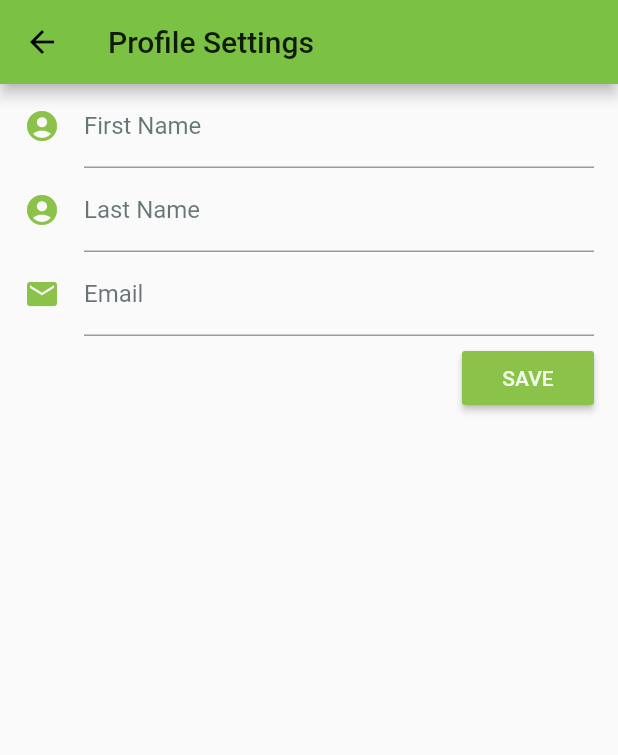
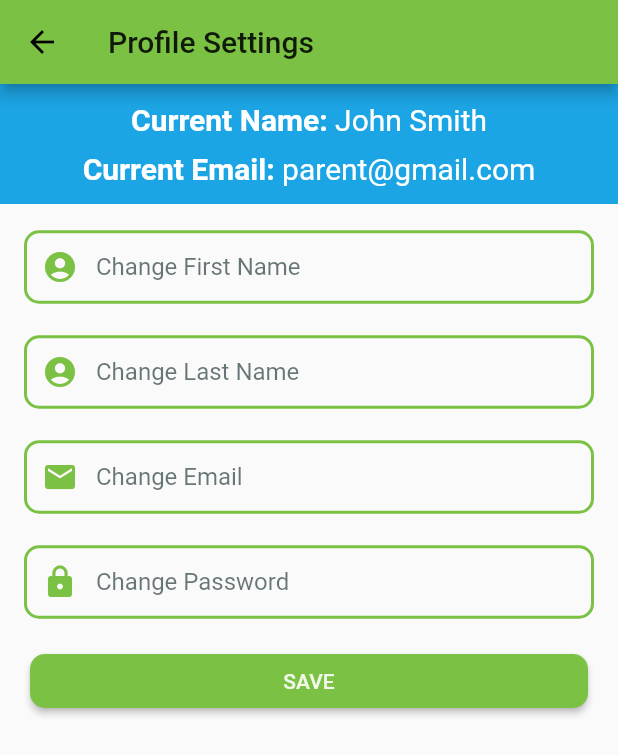
Before and after one commit to gfraser4/BAGCN_Flutter, a Flutter app: the SettingsPage screen opened directly, on a phone screen of 412 x 824 dp. Shown: the top 755 px of the screen. Run offline on Flutter 3.47's test engine with Material 2 defaults, Android fonts, the phone set to English and light mode, and no system bars; our stand-ins replace cloud_firestore, firebase_auth, validators; accounts and stored records are empty.

Commit message:
Update settingsPage.dart

```diff
--- a/lib/Settings/settingsPage.dart
+++ b/lib/Settings/settingsPage.dart
@@ -9,43 +9,146 @@ class SettingsPage extends StatelessWidget {
         // Important: Remove any padding from the ListView.
         padding: EdgeInsets.zero,
         children: <Widget>[
+          Container(
+            padding: EdgeInsets.only(bottom: 7, top: 7),
+            color: Color.fromRGBO(28, 165, 229, 1),
+            child: ListView(
+              shrinkWrap: true,
+              padding: EdgeInsets.zero,
+              children: <Widget>[
+                Container(
+                  margin: EdgeInsets.all(5),
+                  child: RichText(
+                  textAlign: TextAlign.center,
+                  text: new TextSpan(
+                    // Note: Styles for TextSpans must be explicitly defined.
+                    // Child text spans will inherit styles from parent
+                    style: new TextStyle(
+                      fontSize: 20.0,
+                      color: Colors.white,
+                    ),
+                    children: <TextSpan>[
+                      new TextSpan(
+                          text: 'Current Name: ',
+                          style: new TextStyle(fontWeight: FontWeight.bold)),
+                      new TextSpan(text: 'John Smith'), //ADD REAL NAME FROM DATABASE HERE
+                    ],
+                  ),
+                ),
+                ),
+                Container(
+                  margin: EdgeInsets.all(5),
+                  child: RichText(
+                  textAlign: TextAlign.center,
+                  text: new TextSpan(
+                    // Note: Styles for TextSpans must be explicitly defined.
+                    // Child text spans will inherit styles from parent
+                    style: new TextStyle(
+                      fontSize: 20.0,
+                      color: Colors.white,
+                    ),
+                    children: <TextSpan>[
+                      new TextSpan(
+                          text: 'Current Email: ',
+                          style: new TextStyle(fontWeight: FontWeight.bold)),
+                      new TextSpan(text: 'parent@gmail.com'), //ADD Email FROM DATABASE HERE
+                    ],
+                  ),
+                ),
+                ),
+              ]
+            )
+          ),
+          SizedBox(height: 14,),
           ListTile(
             trailing: TextFormField(
               decoration: InputDecoration(
-                  labelText: 'First Name',
-                  icon: Icon(
+                  labelText: 'Change First Name',
+                  prefixIcon: Icon(
                     Icons.account_circle,
-                    color: Colors.lightGreen,
-                  )),
+                    color: Color.fromRGBO(123, 193, 67, 1),
+                  ),
+                  contentPadding: EdgeInsets.fromLTRB(25.0, 15.0, 20.0, 15.0),
+                  enabledBorder: OutlineInputBorder(borderRadius: BorderRadius.circular(10.0),
+                  borderSide: BorderSide(
+                    color: Color.fromRGBO(123, 193, 67, 1),
+                    width: 2,
+                    )
+                  ),
+                  border: OutlineInputBorder(borderRadius: BorderRadius.circular(10.0)),
+              ),
             ),
           ),
+          SizedBox(height: 14,),
           ListTile(
             trailing: TextFormField(
               decoration: InputDecoration(
-                  labelText: 'Last Name',
-                  icon: Icon(
+                  labelText: 'Change Last Name',
+                  prefixIcon: Icon(
                     Icons.account_circle,
-                    color: Colors.lightGreen,
-                  )),
+                    color: Color.fromRGBO(123, 193, 67, 1),
+                  ),
+                  contentPadding: EdgeInsets.fromLTRB(25.0, 15.0, 20.0, 15.0),
+                  enabledBorder: OutlineInputBorder(borderRadius: BorderRadius.circular(10.0),
+                  borderSide: BorderSide(
+                    color: Color.fromRGBO(123, 193, 67, 1),
+                    width: 2,
+                    )
+                  ),
+                  border: OutlineInputBorder(borderRadius: BorderRadius.circular(10.0)),
+                  ),
             ),
           ),
+          SizedBox(height: 14,),
           ListTile(
             trailing: TextFormField(
               decoration: InputDecoration(
-                  labelText: 'Email',
-                  icon: Icon(
+                  labelText: 'Change Email',
+                  prefixIcon: Icon(
                     Icons.email,
-                    color: Colors.lightGreen,
-                  )),
+                    color: Color.fromRGBO(123, 193, 67, 1),
+                  ),
+                  contentPadding: EdgeInsets.fromLTRB(25.0, 15.0, 20.0, 15.0),
+                  enabledBorder: OutlineInputBorder(borderRadius: BorderRadius.circular(10.0),
+                  borderSide: BorderSide(
+                    color: Color.fromRGBO(123, 193, 67, 1),
+                    width: 2,
+                    )
+                  ),
+                  border: OutlineInputBorder(borderRadius: BorderRadius.circular(10.0)),
+                  ),
             ),
           ),
+          SizedBox(height: 14,),
           ListTile(
-            trailing: RaisedButton(
-              color: Colors.lightGreen,
+            trailing: TextFormField(
+              decoration: InputDecoration(
+                  labelText: 'Change Password',
+                  prefixIcon: Icon(
+                    Icons.lock,
+                    color: Color.fromRGBO(123, 193, 67, 1),
+                  ),
+                  contentPadding: EdgeInsets.fromLTRB(25.0, 15.0, 20.0, 15.0),
+                  enabledBorder: OutlineInputBorder(borderRadius: BorderRadius.circular(10.0),
+                  borderSide: BorderSide(
+                    color: Color.fromRGBO(123, 193, 67, 1),
+                    width: 2,
+                    )
+                  ),
+                  border: OutlineInputBorder(borderRadius: BorderRadius.circular(10.0)),
+                  ),
+            ),
+          ),
+          SizedBox(height: 14,),
+          Container(
+            margin: EdgeInsets.fromLTRB(20, 0, 20, 0),
+            child: RaisedButton(
+              color: Color.fromRGBO(123, 193, 67, 1),
               child: Text(
                 'SAVE',
                 style: TextStyle(color: Colors.lightGreen[50]),
               ),
+              shape: new RoundedRectangleBorder(borderRadius: new BorderRadius.circular(10.0)),
               onPressed: () {
                 // Update the state of the app
                 // ...
```
